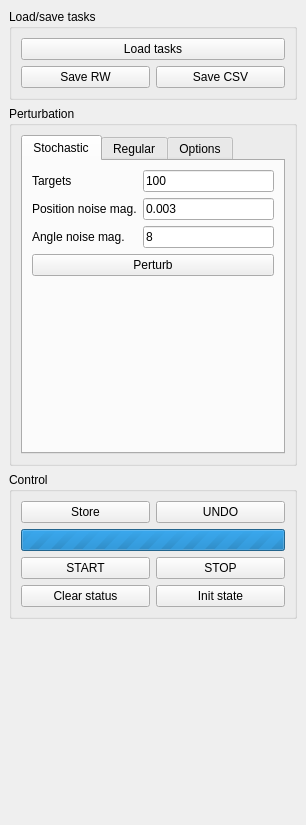
dagothar/gripperz, file src/plugins/alignment_experiment/alignment_experiment.ui: the form before one commit.
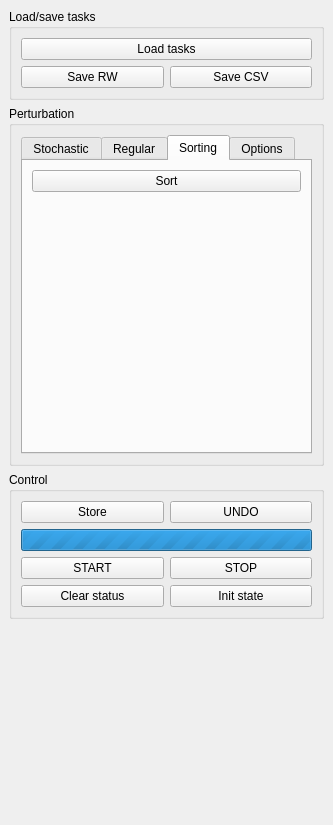
The form after the commit. The open tabs and pages were chosen to show the change.

Commit message: added sorting grasps according to status and distance

Diff of the .ui file:
```diff
--- a/src/plugins/alignment_experiment/alignment_experiment.ui
+++ b/src/plugins/alignment_experiment/alignment_experiment.ui
@@ -6,7 +6,7 @@
    <rect>
     <x>0</x>
     <y>0</y>
-    <width>306</width>
+    <width>333</width>
     <height>825</height>
    </rect>
   </property>
@@ -86,19 +86,6 @@
              </property>
             </widget>
            </item>
-           <item row="4" column="0">
-            <spacer name="verticalSpacer_2">
-             <property name="orientation">
-              <enum>Qt::Vertical</enum>
-             </property>
-             <property name="sizeHint" stdset="0">
-              <size>
-               <width>20</width>
-               <height>40</height>
-              </size>
-             </property>
-            </spacer>
-           </item>
            <item row="3" column="0" colspan="2">
             <widget class="QPushButton" name="randomPerturbButton">
              <property name="text">
@@ -106,6 +93,19 @@
              </property>
             </widget>
            </item>
+           <item row="4" column="0" colspan="2">
+            <spacer name="verticalSpacer_2">
+             <property name="orientation">
+              <enum>Qt::Vertical</enum>
+             </property>
+             <property name="sizeHint" stdset="0">
+              <size>
+               <width>20</width>
+               <height>40</height>
+              </size>
+             </property>
+            </spacer>
+           </item>
           </layout>
          </widget>
          <widget class="QWidget" name="tab_2">
@@ -333,6 +333,33 @@
            </item>
           </layout>
          </widget>
+         <widget class="QWidget" name="tab_4">
+          <attribute name="title">
+           <string>Sorting</string>
+          </attribute>
+          <layout class="QGridLayout" name="gridLayout_8">
+           <item row="0" column="0">
+            <widget class="QPushButton" name="sortButton">
+             <property name="text">
+              <string>Sort</string>
+             </property>
+            </widget>
+           </item>
+           <item row="1" column="0">
+            <spacer name="verticalSpacer_5">
+             <property name="orientation">
+              <enum>Qt::Vertical</enum>
+             </property>
+             <property name="sizeHint" stdset="0">
+              <size>
+               <width>20</width>
+               <height>40</height>
+              </size>
+             </property>
+            </spacer>
+           </item>
+          </layout>
+         </widget>
          <widget class="QWidget" name="tab_3">
           <attribute name="title">
            <string>Options</string>
```
Left out of the diff: 4 changed lines with no effect on the pictures. The commit also changes 9 other files.
